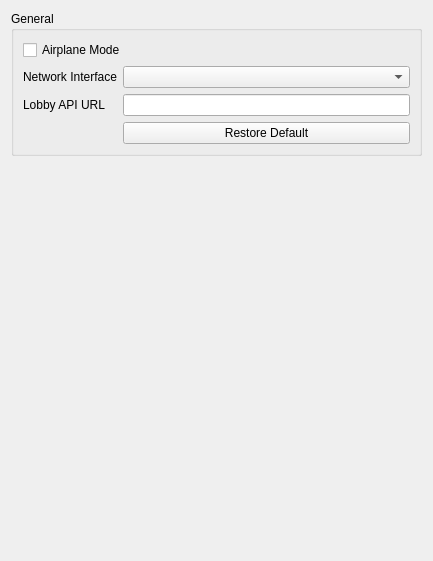
Old version of the form src/citron/configuration/configure_network.ui in the repository CollectingW/emulator.
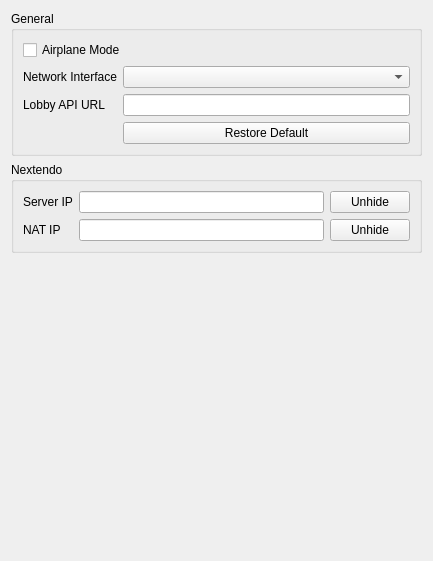
New version of the form.

Commit message:
Add Nextendo server/NAT IP fields to Network settings
These were only editable by hand-editing qt-config.ini directly, which
kept conflicting with manual testing changes. Exposes them as masked
(password-style) fields with a per-field Unhide toggle, since these are
private test-server addresses rather than something to leave visible on
screen by default.

The edit to the form file:
```diff
--- a/src/citron/configuration/configure_network.ui
+++ b/src/citron/configuration/configure_network.ui
@@ -65,6 +65,63 @@
        </layout>
       </widget>
      </item>
+     <item>
+      <widget class="QGroupBox" name="groupBox_nextendo">
+       <property name="title">
+        <string>Nextendo</string>
+       </property>
+       <layout class="QGridLayout" name="gridLayout_nextendo">
+        <item row="0" column="0">
+         <widget class="QLabel" name="label_nextendo_server_ip">
+          <property name="text">
+           <string>Server IP</string>
+          </property>
+         </widget>
+        </item>
+        <item row="0" column="1">
+         <widget class="QLineEdit" name="nextendo_server_ip">
+          <property name="echoMode">
+           <enum>QLineEdit::Password</enum>
+          </property>
+         </widget>
+        </item>
+        <item row="0" column="2">
+         <widget class="QPushButton" name="unhide_nextendo_server_ip">
+          <property name="text">
+           <string>Unhide</string>
+          </property>
+          <property name="checkable">
+           <bool>true</bool>
+          </property>
+         </widget>
+        </item>
+        <item row="1" column="0">
+         <widget class="QLabel" name="label_nextendo_nat_ip">
+          <property name="text">
+           <string>NAT IP</string>
+          </property>
+         </widget>
+        </item>
+        <item row="1" column="1">
+         <widget class="QLineEdit" name="nextendo_nat_ip">
+          <property name="echoMode">
+           <enum>QLineEdit::Password</enum>
+          </property>
+         </widget>
+        </item>
+        <item row="1" column="2">
+         <widget class="QPushButton" name="unhide_nextendo_nat_ip">
+          <property name="text">
+           <string>Unhide</string>
+          </property>
+          <property name="checkable">
+           <bool>true</bool>
+          </property>
+         </widget>
+        </item>
+       </layout>
+      </widget>
+     </item>
     </layout>
    </item>
    <item>
```
The commit also changes 2 other files.
